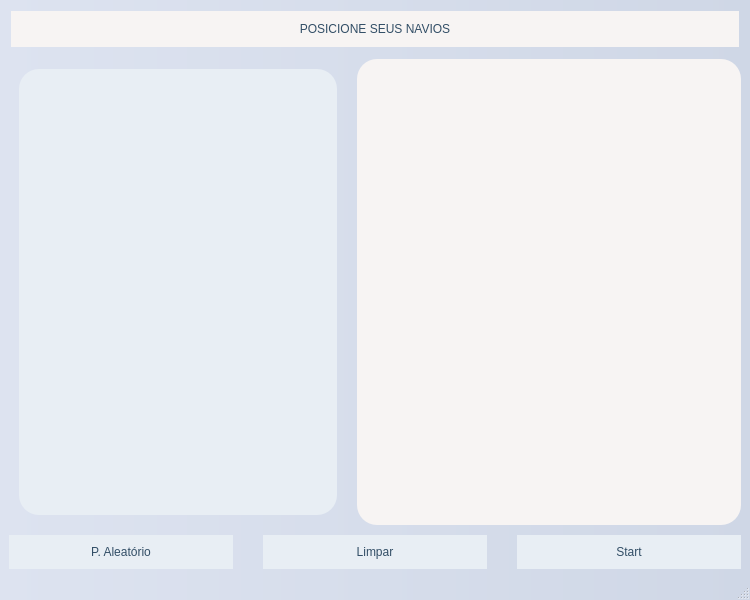
Above: BattleshipFront/Forms/mainwindow.ui from ismael-ds-correia/battleship-cpp before the change. Below: the same form after it.
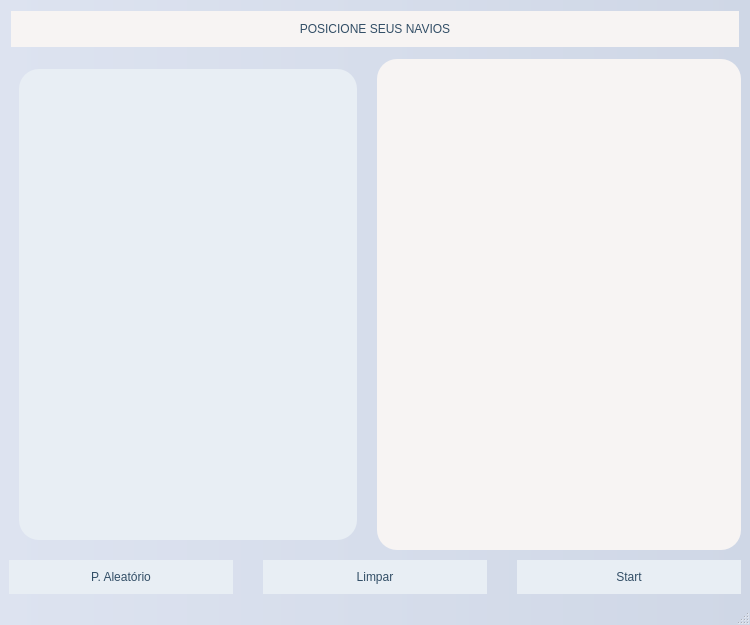
That is the form after the change.

Commit message: adicionado um include faltando

```diff
--- a/BattleshipFront/Forms/mainwindow.ui
+++ b/BattleshipFront/Forms/mainwindow.ui
@@ -7,7 +7,7 @@
     <x>0</x>
     <y>0</y>
     <width>750</width>
-    <height>600</height>
+    <height>625</height>
    </rect>
   </property>
   <property name="windowTitle">
@@ -91,8 +91,8 @@
            </property>
            <property name="minimumSize">
             <size>
-             <width>300</width>
-             <height>330</height>
+             <width>320</width>
+             <height>320</height>
             </size>
            </property>
           </widget>
```
Left out of the diff: 9 changed lines with no effect on the pictures. The commit also changes 1 other file.
